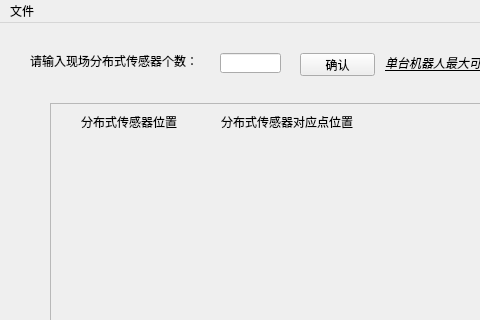
The window that fenbushi.ui (wangqi1994/gui_python_configuration-software) describes before a commit, drawn with Qt 5; both pictures show x 0 to 480 and y 0 to 320 of the 800 by 600 pixel window.
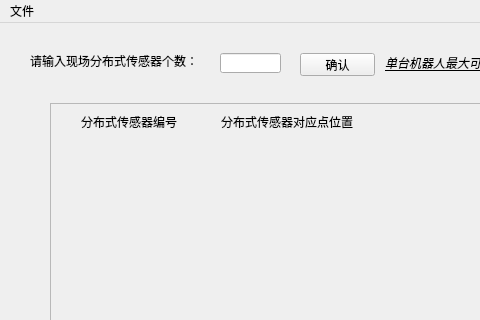
The same window after the commit.

The edit to the form file:
```diff
--- a/fenbushi.ui
+++ b/fenbushi.ui
@@ -109,7 +109,7 @@
        </rect>
       </property>
       <property name="text">
-       <string>分布式传感器位置</string>
+       <string>分布式传感器编号</string>
       </property>
      </widget>
      <widget class="QLabel" name="fenbushi_loc2">
```
